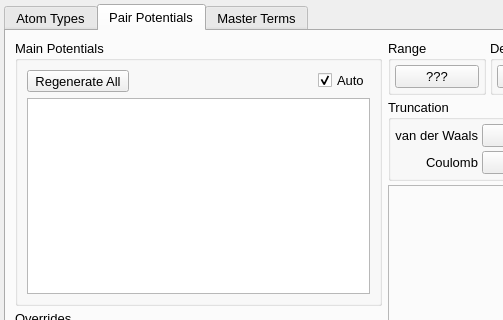
Before: the Qt Designer form src/gui/forcefieldTab.ui in disorderedmaterials/dissolve, drawn with Qt 5; both pictures show x 0 to 503 and y 0 to 320 of the 770 by 591 pixel window.
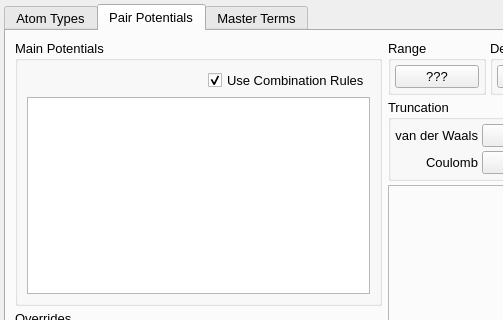
After: the same form once the commit is applied. The open tabs and pages were chosen to show the change. Icons and pictures are not drawn. Custom widgets are drawn as their Qt base class.

Commit message: Allow setting of combination rule usage, update pair potentials table in the GUI way better than we did before.

The edit to the form file:
```diff
--- a/src/gui/forcefieldTab.ui
+++ b/src/gui/forcefieldTab.ui
@@ -223,28 +223,6 @@
             <layout class="QVBoxLayout" name="verticalLayout_4">
              <item>
               <layout class="QHBoxLayout" name="horizontalLayout_6">
-               <item>
-                <widget class="QToolButton" name="RegenerateAllPairPotentialsButton">
-                 <property name="sizePolicy">
-                  <sizepolicy hsizetype="Fixed" vsizetype="Fixed">
-                   <horstretch>0</horstretch>
-                   <verstretch>0</verstretch>
-                  </sizepolicy>
-                 </property>
-                 <property name="text">
-                  <string>Regenerate All</string>
-                 </property>
-                 <property name="iconSize">
-                  <size>
-                   <width>16</width>
-                   <height>16</height>
-                  </size>
-                 </property>
-                 <property name="toolButtonStyle">
-                  <enum>Qt::ToolButtonTextBesideIcon</enum>
-                 </property>
-                </widget>
-               </item>
                <item>
                 <spacer name="horizontalSpacer_5">
                  <property name="orientation">
@@ -261,7 +239,7 @@
                <item>
                 <widget class="QCheckBox" name="AutoUpdatePairPotentialsCheck">
                  <property name="text">
-                  <string>Auto</string>
+                  <string>Use Combination Rules</string>
                  </property>
                  <property name="checked">
                   <bool>true</bool>
```
Left out of the diff: 2 changed lines with no effect on the pictures. The commit also changes 4 other files.
